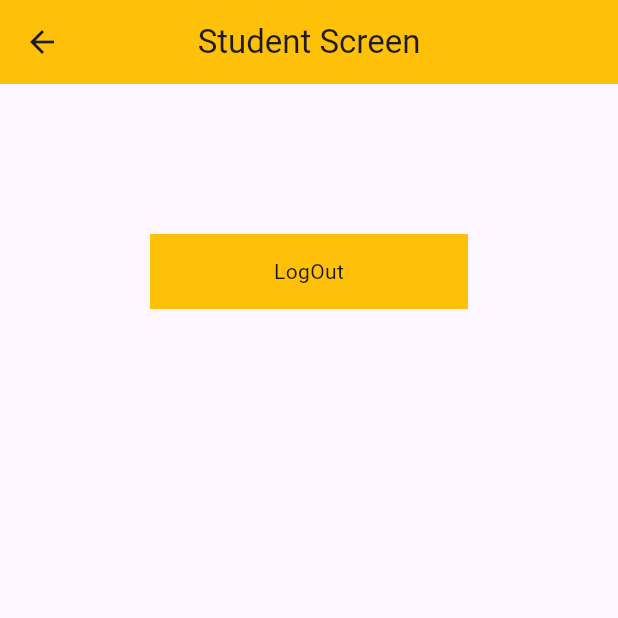
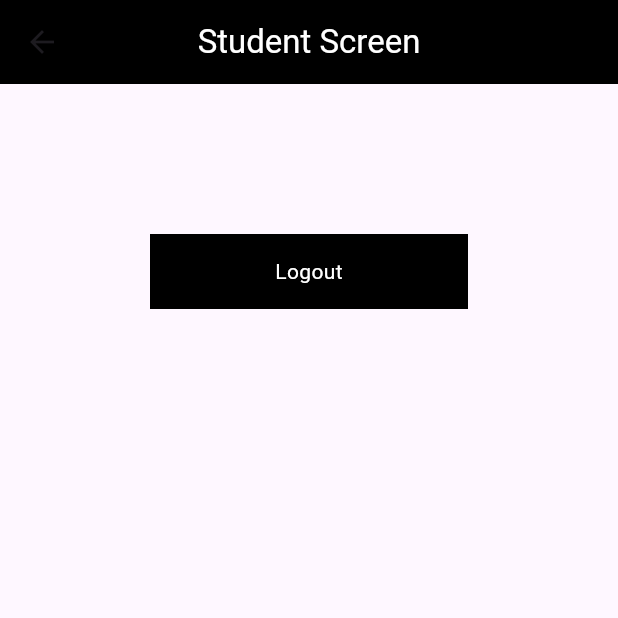
Before and after one commit to ZainR10/Flutter-Rooms, a Flutter app: the screen it shows after launch, after a tap on "Login", on a phone screen of 412 x 824 dp, the top half of it. Run offline on Flutter 3.47's test engine with Material 3 defaults, Android fonts, the phone set to English and light mode, and no system bars; our stand-ins replace shared_preferences.

Commit message:
fixed user session issue.

```diff
--- a/lib/login.dart
+++ b/lib/login.dart
@@ -19,9 +19,13 @@ class _LoginState extends State<Login> {
   Widget build(BuildContext context) {
     return Scaffold(
       appBar: AppBar(
-        title: const Text('Login'),
+        // automaticallyImplyLeading: false,
+        title: const Text(
+          'Login',
+          style: TextStyle(color: Colors.white),
+        ),
         centerTitle: true,
-        backgroundColor: Colors.amber[300],
+        backgroundColor: Colors.black,
       ),
       body: Padding(
         padding: const EdgeInsets.symmetric(horizontal: 20),
@@ -80,8 +84,12 @@ class _LoginState extends State<Login> {
               child: Container(
                   height: 50,
                   width: double.infinity,
-                  color: Colors.amber,
-                  child: const Center(child: Text('Login'))),
+                  color: Colors.black,
+                  child: const Center(
+                      child: Text(
+                    'Login',
+                    style: TextStyle(color: Colors.white),
+                  ))),
             )
           ],
         ),
--- a/lib/splash_screen.dart
+++ b/lib/splash_screen.dart
@@ -9,6 +9,7 @@ class SplashScreen extends StatefulWidget {
   const SplashScreen({Key? key}) : super(key: key); // Fixed constructor syntax
 
   @override
+  // ignore: library_private_types_in_public_api
   _SplashScreenState createState() => _SplashScreenState();
 }
 
--- a/lib/student_screen.dart
+++ b/lib/student_screen.dart
@@ -14,9 +14,13 @@ class _StudentState extends State<Student> {
   Widget build(BuildContext context) {
     return Scaffold(
       appBar: AppBar(
-        title: const Text('Student Screen'),
+        // automaticallyImplyLeading: false,
+        title: const Text(
+          'Student Screen',
+          style: TextStyle(color: Colors.white),
+        ),
         centerTitle: true,
-        backgroundColor: Colors.amber,
+        backgroundColor: Colors.black,
       ),
       body: Column(children: [
         Padding(
@@ -27,7 +31,7 @@ class _StudentState extends State<Student> {
               //this is a future function that is why async and await key words are used.
               SharedPreferences sp = await SharedPreferences.getInstance();
 
-              sp.setBool('isLogin', true);
+              sp.setBool('isLogin', false);
               // ignore: use_build_context_synchronously
               Navigator.push(context,
                   MaterialPageRoute(builder: (context) => const Login()));
@@ -41,8 +45,10 @@ class _StudentState extends State<Student> {
             child: Container(
                 height: 50,
                 width: double.infinity,
-                color: Colors.amber,
-                child: const Center(child: Text('LogOut'))),
+                color: Colors.black,
+                child: const Center(
+                    child:
+                        Text('Logout', style: TextStyle(color: Colors.white)))),
           ),
         )
       ]),
```
